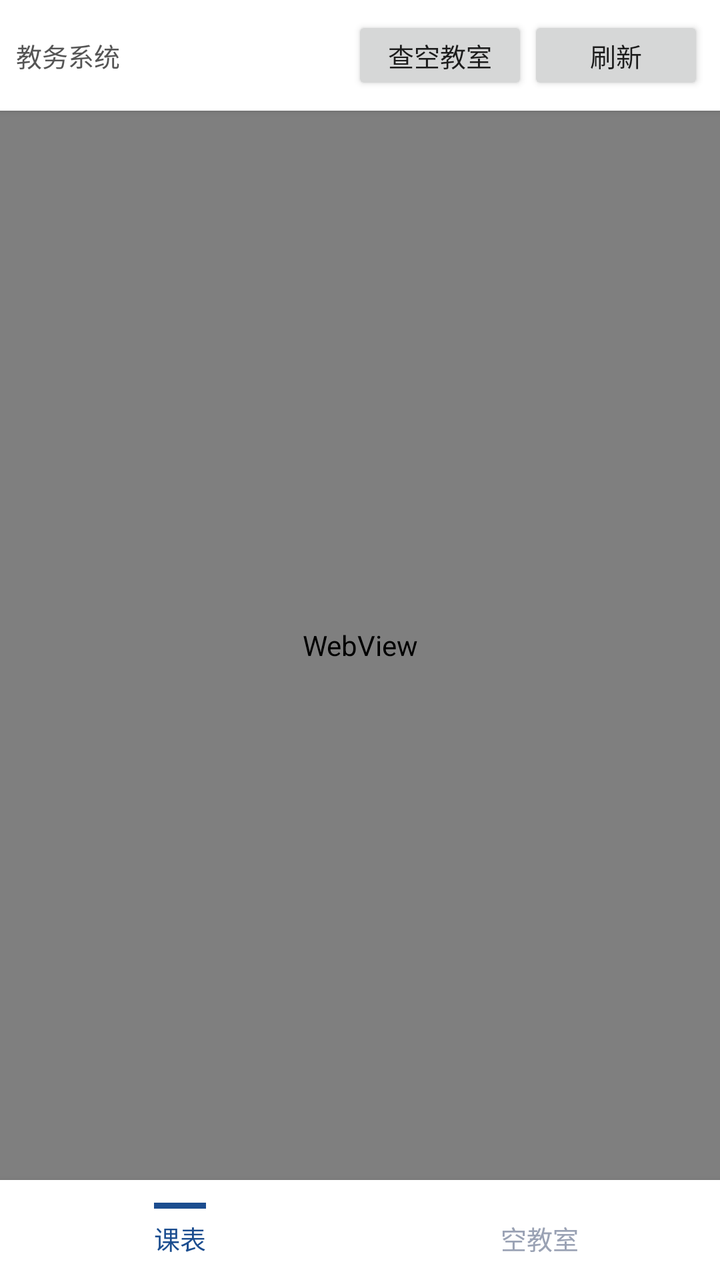
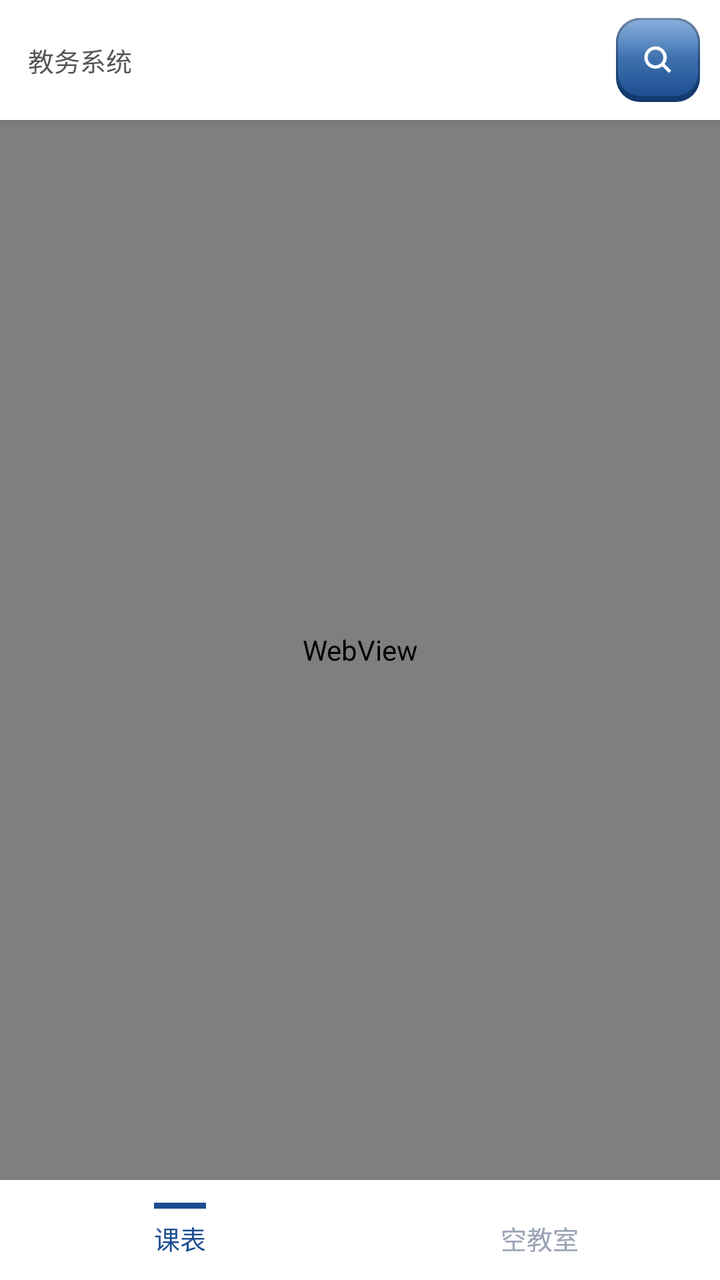

Two renders of the same Android screen: before a commit and after it. Below are the layout's source before the change and the commit's diff.
<!-- AndroidManifest.xml: application theme AppTheme -->
<!-- res/layout/activity_main.xml -->
<?xml version="1.0" encoding="utf-8"?>
<LinearLayout xmlns:android="http://schemas.android.com/apk/res/android"
    android:layout_width="match_parent"
    android:layout_height="match_parent"
    android:orientation="vertical"
    android:background="#f5f6f8">

    <LinearLayout
        android:layout_width="match_parent"
        android:layout_height="wrap_content"
        android:orientation="horizontal"
        android:gravity="center_vertical"
        android:padding="8dp"
        android:background="#ffffff"
        android:elevation="2dp">

        <TextView
            android:id="@+id/statusText"
            android:layout_width="0dp"
            android:layout_height="wrap_content"
            android:layout_weight="1"
            android:text="教务系统"
            android:textSize="13sp"
            android:textColor="#555"
            android:maxLines="2" />

        <Button
            android:id="@+id/btnQuery"
            android:layout_width="wrap_content"
            android:layout_height="wrap_content"
            android:text="查空教室"
            android:textSize="13sp"
            android:minHeight="36dp" />

        <Button
            android:id="@+id/btnBack"
            android:layout_width="wrap_content"
            android:layout_height="wrap_content"
            android:text="返回教务"
            android:textSize="13sp"
            android:minHeight="36dp"
            android:visibility="gone" />

        <Button
            android:id="@+id/btnRefreshData"
            android:layout_width="wrap_content"
            android:layout_height="wrap_content"
            android:text="刷新数据"
            android:textSize="13sp"
            android:minHeight="36dp"
            android:visibility="gone" />

        <Button
            android:id="@+id/btnImport"
            android:layout_width="wrap_content"
            android:layout_height="wrap_content"
            android:text="导入课表"
            android:textSize="13sp"
            android:minHeight="36dp"
            android:visibility="gone" />

        <Button
            android:id="@+id/btnReimport"
            android:layout_width="wrap_content"
            android:layout_height="wrap_content"
            android:text="重新导入"
            android:textSize="13sp"
            android:minHeight="36dp"
            android:visibility="gone" />

        <Button
            android:id="@+id/btnRefresh"
            android:layout_width="wrap_content"
            android:layout_height="wrap_content"
            android:text="刷新"
            android:textSize="13sp"
            android:minHeight="36dp" />
    </LinearLayout>

    <ProgressBar
        android:id="@+id/progressBar"
        style="?android:attr/progressBarStyleHorizontal"
        android:layout_width="match_parent"
        android:layout_height="3dp"
        android:max="100"
        android:visibility="gone" />

    <FrameLayout
        android:layout_width="match_parent"
        android:layout_height="0dp"
        android:layout_weight="1">

        <WebView
            android:id="@+id/loginView"
            android:layout_width="match_parent"
            android:layout_height="match_parent" />

        <WebView
            android:id="@+id/resultView"
            android:layout_width="match_parent"
            android:layout_height="match_parent"
            android:visibility="gone" />
    </FrameLayout>

    <LinearLayout
        android:layout_width="match_parent"
        android:layout_height="50dp"
        android:orientation="horizontal"
        android:background="#ffffff"
        android:elevation="6dp">

        <LinearLayout
            android:id="@+id/tabSchedule"
            android:layout_width="0dp"
            android:layout_height="match_parent"
            android:layout_weight="1"
            android:orientation="vertical"
            android:gravity="center"
            android:background="?android:attr/selectableItemBackground">

            <View
                android:id="@+id/indSchedule"
                android:layout_width="26dp"
                android:layout_height="3dp"
                android:layout_marginBottom="5dp"
                android:background="#1B4D8F" />

            <TextView
                android:id="@+id/tvSchedule"
                android:layout_width="wrap_content"
                android:layout_height="wrap_content"
                android:text="课表"
                android:textSize="13sp"
                android:textColor="#1B4D8F" />
        </LinearLayout>

        <LinearLayout
            android:id="@+id/tabClassroom"
            android:layout_width="0dp"
            android:layout_height="match_parent"
            android:layout_weight="1"
            android:orientation="vertical"
            android:gravity="center"
            android:background="?android:attr/selectableItemBackground">

            <View
                android:id="@+id/indClassroom"
                android:layout_width="26dp"
                android:layout_height="3dp"
                android:layout_marginBottom="5dp"
                android:background="#1B4D8F"
                android:visibility="invisible" />

            <TextView
                android:id="@+id/tvClassroom"
                android:layout_width="wrap_content"
                android:layout_height="wrap_content"
                android:text="空教室"
                android:textSize="13sp"
                android:textColor="#9aa2b4" />
        </LinearLayout>
    </LinearLayout>
</LinearLayout>
<!-- resources referenced by this layout -->
<resources>
  <!-- unchanged entries left out for length: 1 -->
</resources>

<!-- the commit's change to res/layout/activity_main.xml (unified diff, before → after) -->
@@ -5,12 +5,16 @@
     android:orientation="vertical"
     android:background="#f5f6f8">
 
+    
     <LinearLayout
         android:layout_width="match_parent"
         android:layout_height="wrap_content"
         android:orientation="horizontal"
         android:gravity="center_vertical"
-        android:padding="8dp"
+        android:paddingStart="14dp"
+        android:paddingEnd="10dp"
+        android:paddingTop="9dp"
+        android:paddingBottom="9dp"
         android:background="#ffffff"
         android:elevation="2dp">
 
@@ -19,62 +23,71 @@
             android:layout_width="0dp"
             android:layout_height="wrap_content"
             android:layout_weight="1"
+            android:layout_marginEnd="10dp"
             android:text="教务系统"
             android:textSize="13sp"
             android:textColor="#555"
-            android:maxLines="2" />
+            android:maxLines="2"
+            android:ellipsize="end" />
 
-        <Button
-            android:id="@+id/btnQuery"
-            android:layout_width="wrap_content"
-            android:layout_height="wrap_content"
-            android:text="查空教室"
-            android:textSize="13sp"
-            android:minHeight="36dp" />
-
-        <Button
+        
+        <ImageButton
             android:id="@+id/btnBack"
-            android:layout_width="wrap_content"
-            android:layout_height="wrap_content"
-            android:text="返回教务"
-            android:textSize="13sp"
-            android:minHeight="36dp"
+            android:layout_width="42dp"
+            android:layout_height="42dp"
+            android:layout_marginStart="6dp"
+            android:background="@drawable/btn_skeu_grey"
+            android:src="@drawable/ic_skeu_back"
+            android:scaleType="centerInside"
+            android:contentDescription="返回教务"
             android:visibility="gone" />
 
-        <Button
+        
+        <ImageButton
+            android:id="@+id/btnQuery"
+            android:layout_width="42dp"
+            android:layout_height="42dp"
+            android:layout_marginStart="6dp"
+            android:background="@drawable/btn_skeu_blue"
+            android:src="@drawable/ic_skeu_search"
+            android:scaleType="centerInside"
+            android:contentDescription="查空教室" />
+
+        
+        <ImageButton
             android:id="@+id/btnRefreshData"
-            android:layout_width="wrap_content"
-            android:layout_height="wrap_content"
-            android:text="刷新数据"
-            android:textSize="13sp"
-            android:minHeight="36dp"
+            android:layout_width="42dp"
+            android:layout_height="42dp"
+            android:layout_marginStart="6dp"
+            android:background="@drawable/btn_skeu_blue"
+            android:src="@drawable/ic_skeu_refresh"
+            android:scaleType="centerInside"
+            android:contentDescription="刷新数据"
             android:visibility="gone" />
 
-        <Button
+        
+        <ImageButton
             android:id="@+id/btnImport"
-            android:layout_width="wrap_content"
-            android:layout_height="wrap_content"
-            android:text="导入课表"
-            android:textSize="13sp"
-            android:minHeight="36dp"
+            android:layout_width="42dp"
+            android:layout_height="42dp"
+            android:layout_marginStart="6dp"
+            android:background="@drawable/btn_skeu_blue"
+            android:src="@drawable/ic_skeu_import"
+            android:scaleType="centerInside"
+            android:contentDescription="导入课表"
             android:visibility="gone" />
 
-        <Button
+        
+        <ImageButton
             android:id="@+id/btnReimport"
-            android:layout_width="wrap_content"
-            android:layout_height="wrap_content"
-            android:text="重新导入"
-            android:textSize="13sp"
-            android:minHeight="36dp"
+            android:layout_width="42dp"
+            android:layout_height="42dp"
+            android:layout_marginStart="6dp"
+            android:background="@drawable/btn_skeu_grey"
+            android:src="@drawable/ic_skeu_import"
+            android:scaleType="centerInside"
+            android:contentDescription="重新导入课表"
             android:visibility="gone" />
-
-        <Button
-            android:id="@+id/btnRefresh"
-            android:layout_width="wrap_content"
-            android:layout_height="wrap_content"
-            android:text="刷新"
-            android:textSize="13sp"
-            android:minHeight="36dp" />
     </LinearLayout>
 
     <ProgressBar
<!-- resource entries referenced after the edit -->
@@ -1,5 +1,152 @@
 <!-- resources referenced by this layout -->
 <resources>
+  <!-- drawable btn_skeu_blue (drawable) -->
+  <?xml version="1.0" encoding="utf-8"?>
+  <layer-list xmlns:android="http://schemas.android.com/apk/res/android">
+  
+      
+      <item>
+          <shape android:shape="rectangle">
+              <corners android:radius="12dp" />
+              <solid android:color="#123A6E" />
+          </shape>
+      </item>
+  
+      
+      <item android:bottom="2dp">
+          <shape android:shape="rectangle">
+              <corners android:radius="12dp" />
+              <gradient
+                  android:angle="270"
+                  android:startColor="#3E7BC4"
+                  android:centerColor="#2A62A8"
+                  android:endColor="#1B4D8F"
+                  android:type="linear" />
+              <stroke android:width="1dp" android:color="#123A6E" />
+          </shape>
+      </item>
+  
+      
+      <item android:bottom="2dp">
+          <shape android:shape="rectangle">
+              <corners android:radius="12dp" />
+              <gradient
+                  android:angle="270"
+                  android:startColor="#66FFFFFF"
+                  android:centerColor="#18FFFFFF"
+                  android:endColor="#00FFFFFF"
+                  android:type="linear" />
+          </shape>
+      </item>
+  </layer-list>
+  <!-- drawable btn_skeu_grey (drawable) -->
+  <?xml version="1.0" encoding="utf-8"?>
+  <layer-list xmlns:android="http://schemas.android.com/apk/res/android">
+  
+      <item>
+          <shape android:shape="rectangle">
+              <corners android:radius="12dp" />
+              <solid android:color="#C3C8D0" />
+          </shape>
+      </item>
+  
+      <item android:bottom="2dp">
+          <shape android:shape="rectangle">
+              <corners android:radius="12dp" />
+              <gradient
+                  android:angle="270"
+                  android:startColor="#FFFFFF"
+                  android:centerColor="#F4F5F8"
+                  android:endColor="#E4E7EC"
+                  android:type="linear" />
+              <stroke android:width="1dp" android:color="#C3C8D0" />
+          </shape>
+      </item>
+  
+      <item android:bottom="2dp">
+          <shape android:shape="rectangle">
+              <corners android:radius="12dp" />
+              <gradient
+                  android:angle="270"
+                  android:startColor="#55FFFFFF"
+                  android:centerColor="#10FFFFFF"
+                  android:endColor="#00FFFFFF"
+                  android:type="linear" />
+          </shape>
+      </item>
+  </layer-list>
+  <!-- drawable ic_skeu_back (drawable) -->
+  <?xml version="1.0" encoding="utf-8"?>
+  <vector xmlns:android="http://schemas.android.com/apk/res/android"
+      android:width="20dp"
+      android:height="20dp"
+      android:viewportWidth="24"
+      android:viewportHeight="24">
+  
+      
+      <path
+          android:fillColor="#FF4A5568"
+          android:pathData="M11.2,6.1l1.5,1.5l-4.3,4.4l4.3,4.4l-1.5,1.5L5.4,12z" />
+  
+      
+      <path
+          android:fillColor="#FF4A5568"
+          android:pathData="M14.1,5.6h2.2v12.8h-2.2z" />
+  </vector>
+  <!-- drawable ic_skeu_import (drawable) -->
+  <?xml version="1.0" encoding="utf-8"?>
+  <vector xmlns:android="http://schemas.android.com/apk/res/android"
+      android:width="20dp"
+      android:height="20dp"
+      android:viewportWidth="24"
+      android:viewportHeight="24">
+  
+      
+      <path
+          android:fillColor="#FFFFFFFF"
+          android:pathData="M10.7,3.2h2.6v7.5h-2.6z" />
+  
+      
+      <path
+          android:fillColor="#FFFFFFFF"
+          android:pathData="M12,16.4l-4.4,-4.4h8.8z" />
+  
+      
+      <path
+          android:fillColor="#FFFFFFFF"
+          android:pathData="M4.6,14.9h2.5v2.4h9.8v-2.4h2.5v2.4c0,1.5 -1.2,2.7 -2.7,2.7H7.3c-1.5,0 -2.7,-1.2 -2.7,-2.7z" />
+  </vector>
+  <!-- drawable ic_skeu_refresh (drawable) -->
+  <?xml version="1.0" encoding="utf-8"?>
+  <vector xmlns:android="http://schemas.android.com/apk/res/android"
+      android:width="20dp"
+      android:height="20dp"
+      android:viewportWidth="24"
+      android:viewportHeight="24">
+  
+      
+      <path
+          android:fillColor="#FFFFFFFF"
+          android:pathData="M12,4.5c-2.5,0 -4.7,1.3 -6.0,3.2l1.7,1.2C8.6,7.4 10.2,6.5 12,6.5c1.9,0 3.6,1.0 4.5,2.5h-2.4l3.1,3.1l3.1,-3.1h-2.3C17.0,6.2 14.7,4.5 12,4.5z" />
+  
+      
+      <path
+          android:fillColor="#FFFFFFFF"
+          android:pathData="M12,19.5c2.5,0 4.7,-1.3 6.0,-3.2l-1.7,-1.2C15.4,16.6 13.8,17.5 12,17.5c-1.9,0 -3.6,-1.0 -4.5,-2.5h2.4l-3.1,-3.1l-3.1,3.1h2.3C7.0,17.8 9.3,19.5 12,19.5z" />
+  </vector>
+  <!-- drawable ic_skeu_search (drawable) -->
+  <?xml version="1.0" encoding="utf-8"?>
+  <vector xmlns:android="http://schemas.android.com/apk/res/android"
+      android:width="20dp"
+      android:height="20dp"
+      android:viewportWidth="24"
+      android:viewportHeight="24">
+  
+      
+      <path
+          android:fillColor="#FFFFFFFF"
+          android:pathData="M10.5,3.8c-3.7,0 -6.7,3.0 -6.7,6.7s3.0,6.7 6.7,6.7c1.5,0 2.9,-0.5 4.0,-1.4l4.0,4.0l1.4,-1.4l-4.0,-4.0c0.9,-1.1 1.4,-2.5 1.4,-3.9C17.2,6.8 14.2,3.8 10.5,3.8zM10.5,5.8c2.6,0 4.7,2.1 4.7,4.7s-2.1,4.7 -4.7,4.7s-4.7,-2.1 -4.7,-4.7S7.9,5.8 10.5,5.8z" />
+  </vector>
   <!-- unchanged entries left out for length: 1 -->
 </resources>
 
